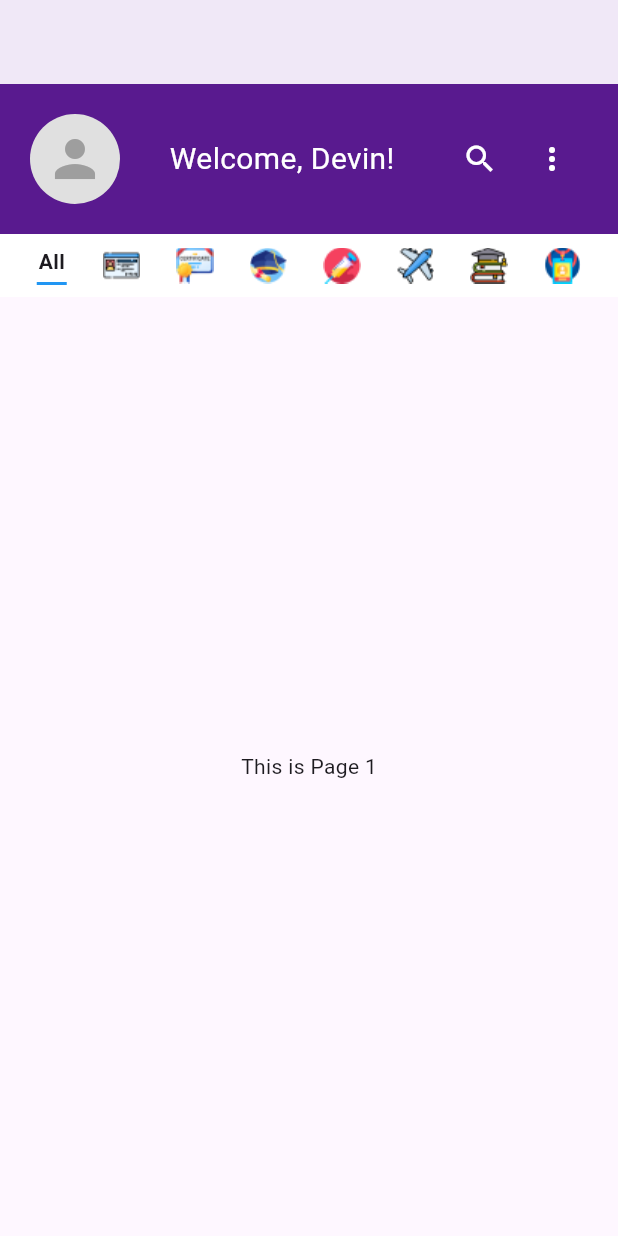
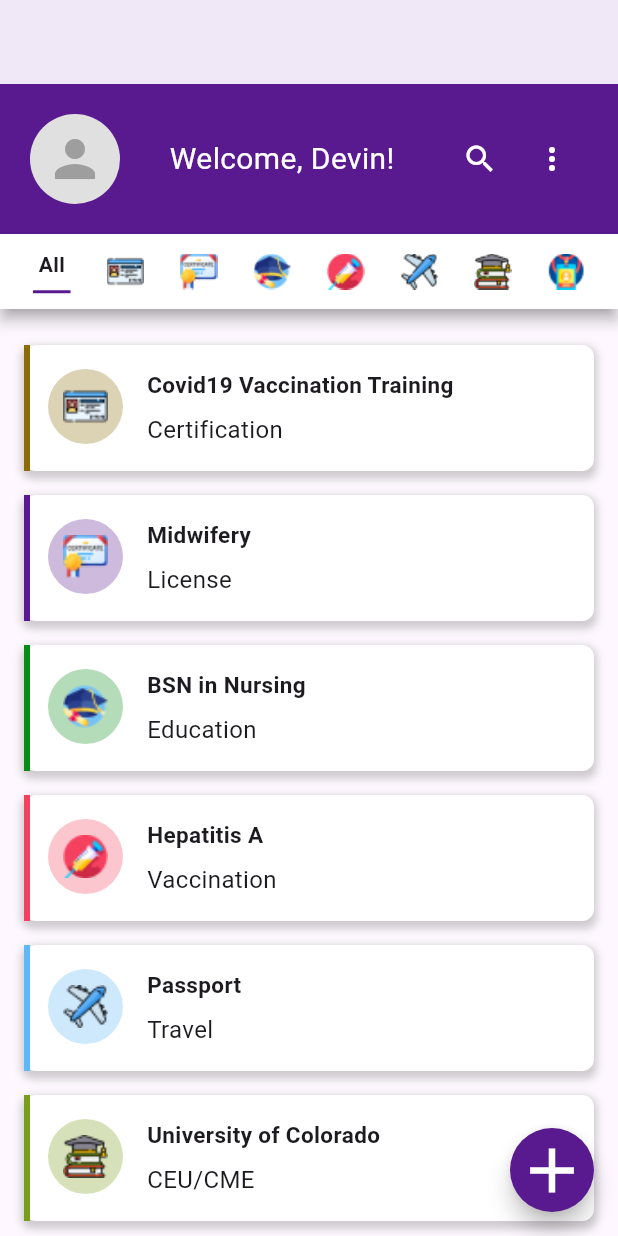
Before and after one commit to certracker/certacker, a Flutter app: the DashboardPage screen opened directly, on a phone screen of 412 x 824 dp. Run offline on Flutter 3.47's test engine with Material 3 defaults, Android fonts, the light colour scheme and no system bars.

Commit message:
Fixs bug and add more pages and features 👌

```diff
--- /dev/null
+++ b/lib/components/home_components/category_container/category_container.dart
@@ -0,0 +1,96 @@
+
+import 'package:flutter/material.dart';
+
+class CategoryContainer extends StatelessWidget {
+  final String title;
+  final String category;
+  final String imagePath;
+  final Color color;
+
+  const CategoryContainer({
+    Key? key,
+    required this.title,
+    required this.category,
+    required this.imagePath,
+    required this.color,
+  }) : super(key: key);
+
+  @override
+  Widget build(BuildContext context) {
+    return Container(
+      margin: const EdgeInsets.symmetric(vertical: 8),
+      decoration: BoxDecoration(
+        borderRadius: BorderRadius.circular(8),
+        color: Colors.white,
+        boxShadow: [
+          BoxShadow(
+            color: Colors.grey.withOpacity(0.5),
+            spreadRadius: 2,
+            blurRadius: 4,
+            offset: const Offset(0, 3),
+          ),
+        ],
+      ),
+      child: Stack(
+        children: [
+          Positioned(
+            top: 0,
+            bottom: 0,
+            left: 0,
+            width: 4,
+            child: Container(
+              color: color,
+            ),
+          ),
+          Padding(
+            padding: const EdgeInsets.all(16),
+            child: Row(
+              crossAxisAlignment: CrossAxisAlignment.start,
+              children: [
+                Container(
+                  width: 50,
+                  height: 50,
+                  decoration: BoxDecoration(
+                    shape: BoxShape.circle,
+                    color: color.withOpacity(0.3), // Background color with opacity
+                  ),
+                  child: Center(
+                    child: Image.asset(
+                      imagePath,
+                      width: 30,
+                      height: 30,
+                      fit: BoxFit.contain,
+                    ),
+                  ),
+                ),
+                const SizedBox(width: 16),
+                Expanded(
+                  child: Column(
+                    crossAxisAlignment: CrossAxisAlignment.start,
+                    children: [
+                      Text(
+                        title,
+                        style: const TextStyle(
+                          fontSize: 15,
+                          fontWeight: FontWeight.bold,
+                        ),
+                      ),
+                      const SizedBox(height: 8),
+                      Text(
+                        category,
+                        style: const TextStyle(
+                          fontSize: 16,
+                        ),
+                      ),
+                    ],
+                  ),
+                ),
+                const SizedBox(width: 16),
+              ],
+            ),
+          ),
+        ],
+      ),
+    );
+  }
+}
--- a/lib/components/home_components/home_screen.dart
+++ b/lib/components/home_components/home_screen.dart
@@ -1,3 +1,11 @@
+import 'package:certracker/components/home_components/pages/Certification.dart';
+import 'package:certracker/components/home_components/pages/Education.dart';
+import 'package:certracker/components/home_components/pages/License.dart';
+import 'package:certracker/components/home_components/pages/Travel.dart';
+import 'package:certracker/components/home_components/pages/Vaccination.dart';
+import 'package:certracker/components/home_components/pages/all.dart';
+import 'package:certracker/components/home_components/pages/ceu.dart';
+import 'package:certracker/components/home_components/pages/others.dart';
 import 'package:flutter/material.dart';
 
 class DashboardPage extends StatefulWidget {
@@ -37,7 +45,8 @@ class _DashboardPageState extends State<DashboardPage> {
                   CircleAvatar(
                     radius: 30,
                     backgroundColor: Colors.grey[300],
-                    child: const Icon(Icons.person, size: 40, color: Colors.grey),
+                    child:
+                        const Icon(Icons.person, size: 40, color: Colors.grey),
                   ),
                   const Text(
                     "Welcome, Devin!",
@@ -63,7 +72,11 @@ class _DashboardPageState extends State<DashboardPage> {
               ),
             ),
           ),
-          Container(
+          Material(
+            elevation: 4, // Adjust the elevation as needed
+            shadowColor: Colors.grey, // Optional: customize shadow color
+            child: Container(
+              height: 50,
               color: Colors.white,
               child: Row(
                 mainAxisAlignment: MainAxisAlignment.center,
@@ -111,22 +124,34 @@ class _DashboardPageState extends State<DashboardPage> {
                 ],
               ),
             ),
+          ),
           Expanded(
             child: IndexedStack(
               index: selectedIndex,
               children: const [
-                PageOne(),
-                PageTwo(),
-                PageThree(),
-                PageFour(),
-                PageFive(),
-                PageSix(),
-                PageSeven(),
-                PageEight(),
+                AllPage(),
+                CertificationPage(),
+                LicensesPage(),
+                EducationPage(),
+                VaccinationPage(),
+                TravelPage(),
+                CEUCMEPage(),
+                OthersPage(),
               ],
             ),
           ),
         ],
+      ),
+      floatingActionButton: FloatingActionButton(
+        onPressed: () {
+          // Add your action when the button is pressed
+        },
+        backgroundColor: const Color(0xFF591A8F),
+        shape: RoundedRectangleBorder(
+          borderRadius:
+              BorderRadius.circular(50), // Adjust the circular border radius
+        ),
+        child: const Icon(Icons.add, color: Colors.white, size: 50),
       ),
     );
   }
@@ -169,9 +194,9 @@ class FilterItem extends StatelessWidget {
             if (isSelected)
               Container(
                 height: 2,
-                width: 20,
-                color: Colors.blue,
-                margin: const EdgeInsets.only(top: 4),
+                width: 25,
+                color: const Color(0xFF591A8F),
+                margin: const EdgeInsets.only(top: 7),
               ),
           ],
         ),
@@ -179,99 +204,3 @@ class FilterItem extends StatelessWidget {
     );
   }
 }
-
-class PageOne extends StatelessWidget {
-  const PageOne({super.key});
-
-  @override
-  Widget build(BuildContext context) {
-    return Container(
-      alignment: Alignment.center,
-      child: const Text('This is Page 1'),
-    );
-  }
-}
-
-class PageTwo extends StatelessWidget {
-  const PageTwo({super.key});
-
-  @override
-  Widget build(BuildContext context) {
-    return Container(
-      alignment: Alignment.center,
-      child: const Text('This is Page 2'),
-    );
-  }
-}
-
-class PageThree extends StatelessWidget {
-  const PageThree({super.key});
-
-  @override
-  Widget build(BuildContext context) {
-    return Container(
-      alignment: Alignment.center,
-      child: const Text('This is Page 3'),
-    );
-  }
-}
-
-class PageFour extends StatelessWidget {
-  const PageFour({super.key});
-
-  @override
-  Widget build(BuildContext context) {
-    return Container(
-      alignment: Alignment.center,
-      child: const Text('This is Page 4'),
-    );
-  }
-}
-
-class PageFive extends StatelessWidget {
-  const PageFive({super.key});
-
-  @override
-  Widget build(BuildContext context) {
-    return Container(
-      alignment: Alignment.center,
-      child: const Text('This is Page 5'),
-    );
-  }
-}
-
-class PageSix extends StatelessWidget {
-  const PageSix({super.key});
-
-  @override
-  Widget build(BuildContext context) {
-    return Container(
-      alignment: Alignment.center,
-      child: const Text('This is Page 6'),
-    );
-  }
-}
-
-class PageSeven extends StatelessWidget {
-  const PageSeven({super.key});
-
-  @override
-  Widget build(BuildContext context) {
-    return Container(
-      alignment: Alignment.center,
-      child: const Text('This is Page 7'),
-    );
-  }
-}
-
-class PageEight extends StatelessWidget {
-  const PageEight({super.key});
-
-  @override
-  Widget build(BuildContext context) {
-    return Container(
-      alignment: Alignment.center,
-      child: const Text('This is Page 8'),
-    );
-  }
-}
--- /dev/null
+++ b/lib/components/home_components/pages/all.dart
@@ -0,0 +1,24 @@
+import 'package:certracker/components/home_components/category_container/category_container.dart';
+import 'package:certracker/model/category/category_data.dart';
+import 'package:flutter/material.dart';
+
+
+class AllPage extends StatelessWidget {
+  const AllPage({Key? key}) : super(key: key);
+
+  @override
+  Widget build(BuildContext context) {
+    return ListView(
+        padding: const EdgeInsets.all(16),
+        children: categoryData.map((category) {
+          return CategoryContainer(
+            title: category.title,
+            category: category.category,
+            imagePath: category.imagePath,
+            color: category.color,
+          );
+        }).toList(),
+
+    );
+  }
+}
--- /dev/null
+++ b/lib/model/category/category_data.dart
@@ -0,0 +1,47 @@
+import 'package:flutter/material.dart';
+import 'category_model.dart';
+
+List<Category> categoryData = [
+  Category(
+    title: "Covid19 Vaccination Training",
+    category: "Certification",
+    imagePath: "assets/images/icons/1.png",
+    color: const Color(0xFF8A6C0A),
+  ),
+  Category(
+    title: "Midwifery",
+    category: "License",
+    imagePath: "assets/images/icons/2.png",
+    color: const Color(0xFF591A8F),
+  ),
+  Category(
+    title: "BSN in Nursing",
+    category: "Education",
+    imagePath: "assets/images/icons/3.png",
+    color: const Color(0xFF0A8A17),
+  ),
+  Category(
+    title: "Hepatitis A",
+    category: "Vaccination",
+    imagePath: "assets/images/icons/4.png",
+    color: const Color(0xFFF5415F),
+  ),
+  Category(
+    title: "Passport",
+    category: "Travel",
+    imagePath: "assets/images/icons/5.png",
+    color: const Color(0xFF61B7F6),
+  ),
+  Category(
+    title: "University of Colorado",
+    category: "CEU/CME",
+    imagePath: "assets/images/icons/6.png",
+    color: const Color(0xFF789D1C),
+  ),
+  Category(
+    title: "Birth Certificate",
+    category: "Others",
+    imagePath: "assets/images/icons/7.png",
+    color: const Color(0xFF691B27),
+  ),
+];
```
Also changed, not shown: lib/components/home_components/pages/certification.dart (added, +27 -0 lines), lib/components/home_components/pages/ceu.dart (added, +28 -0 lines), lib/components/home_components/pages/education.dart (added, +27 -0 lines), lib/components/home_components/pages/license.dart (added, +28 -0 lines), lib/components/home_components/pages/others.dart (added, +28 -0 lines), lib/components/home_components/pages/travel.dart (added, +28 -0 lines), lib/components/home_components/pages/vaccination.dart (added, +27 -0 lines), lib/model/category/category_model.dart (added, +15 -0 lines). Lines whose indentation alone changed are shown as unchanged.
